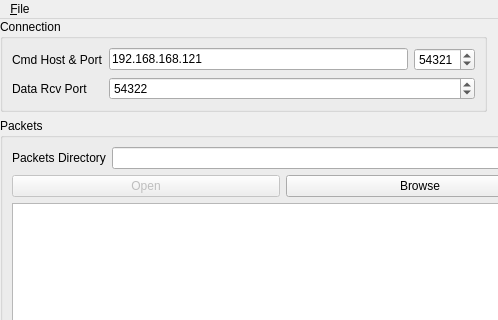
Before: the Qt Designer form extras/mcpd-udp-dev-gui/mainwindow.ui in flueke/mesytec-mcpd, drawn with Qt 5; both pictures show x 0 to 498 and y 0 to 320 of the 979 by 620 pixel window.
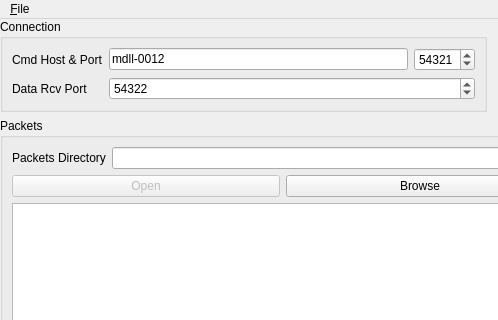
After: the same form once the commit is applied. Icons and pictures are not drawn.

Commit message: set default cmd host to "mdll-0012"

What changed in the file:
```diff
--- a/extras/mcpd-udp-dev-gui/mainwindow.ui
+++ b/extras/mcpd-udp-dev-gui/mainwindow.ui
@@ -45,7 +45,7 @@
          <item>
           <widget class="QLineEdit" name="le_cmdHost">
            <property name="text">
-            <string>192.168.168.121</string>
+            <string>mdll-0012</string>
            </property>
           </widget>
          </item>
```
